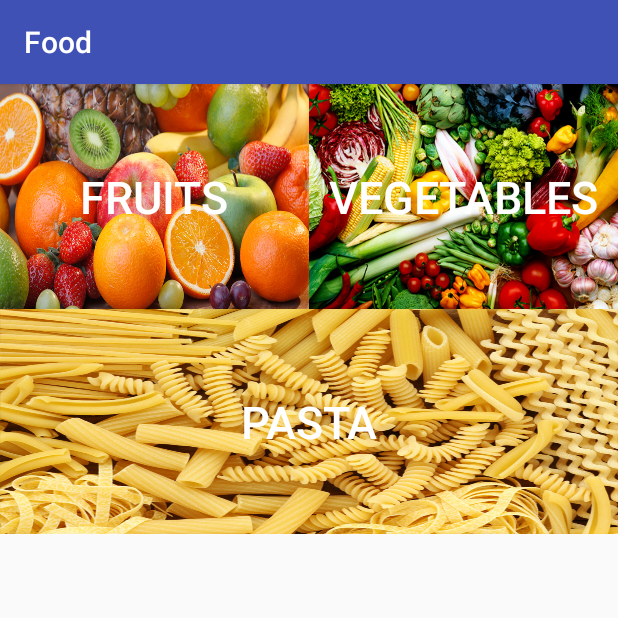
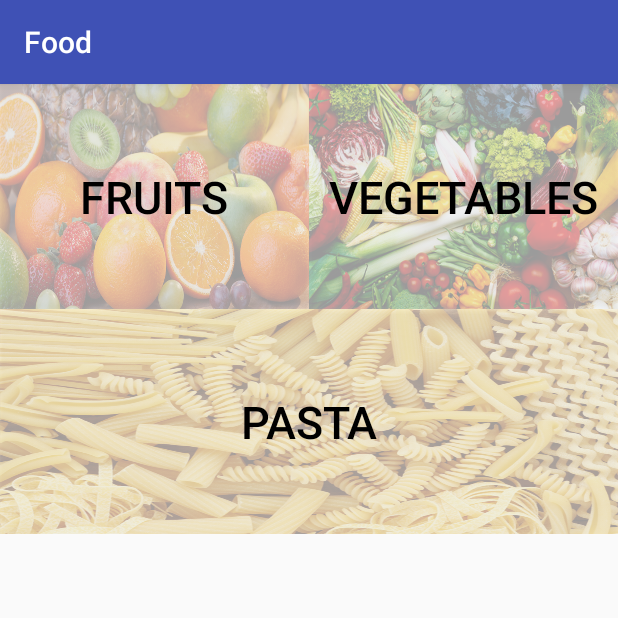
Before and after one commit to FilipHasson/DementiaHack, an Android app: the screen it shows after launch (SubMenu), after a tap on "FOOD", on a phone screen of 412 x 824 dp, the top half of it. Run offline under Robolectric (Android 15) with nearby library versions, the light colour scheme and no system bars.

Commit message:
Adjusted Background Alpha

```diff
--- a/FindMyWord/app/src/main/java/com/example/guestuser/findmyword/MainActivity.java
+++ b/FindMyWord/app/src/main/java/com/example/guestuser/findmyword/MainActivity.java
@@ -32,7 +32,7 @@ public class MainActivity extends AppCompatActivity implements View.OnClickListe
     Button buttons[];
     String categories[];
 
-      public static Drawable drawableFromUrl(String url) throws IOException {
+    public static Drawable drawableFromUrl(String url) throws IOException {
         Bitmap x;
 
         HttpURLConnection connection = (HttpURLConnection) new URL(url).openConnection();
@@ -88,11 +88,13 @@ public class MainActivity extends AppCompatActivity implements View.OnClickListe
                 layout.addView(horizontals[i]);
                 this.buttons[buttonCount] = new Button(this);
                 this.buttons[buttonCount].setTextSize(TypedValue.COMPLEX_UNIT_DIP, 30);
-                this.buttons[buttonCount].setTextColor(Color.WHITE);
+                this.buttons[buttonCount].setTextColor(Color.BLACK);
                 this.buttons[buttonCount].setText(categories[buttonCount]);
                 String uri = "drawable/"+categories[buttonCount].toLowerCase();
                 int imageResource = getResources().getIdentifier(uri, null, getPackageName());
-                this.buttons[buttonCount].setBackgroundResource(imageResource);//                Log.d(DEBUG_TAG,"Attempting to add IMAGE #"+Integer.toString(buttonCount));
+                this.buttons[buttonCount].setBackgroundResource(imageResource);
+                buttons[buttonCount].getBackground().setAlpha(85);
+//                Log.d(DEBUG_TAG,"Attempting to add IMAGE #"+Integer.toString(buttonCount));
 //                getImages(categories[buttonCount]);
                 this.buttons[buttonCount].setLayoutParams(buttonParams);
                 this.buttons[buttonCount].setOnClickListener(this);
@@ -111,11 +113,12 @@ public class MainActivity extends AppCompatActivity implements View.OnClickListe
                     }
                     this.buttons[j] = new Button(this);
                     this.buttons[j].setTextSize(TypedValue.COMPLEX_UNIT_DIP, 30);
-                    this.buttons[j].setTextColor(Color.WHITE);
+                    this.buttons[j].setTextColor(Color.BLACK);
                     this.buttons[j].setText(categories[j]);
                     String uri = "drawable/"+categories[j].toLowerCase();
                     int imageResource = getResources().getIdentifier(uri, null, getPackageName());
                     this.buttons[j].setBackgroundResource(imageResource);
+                    buttons[j].getBackground().setAlpha(85);
 //                    Log.d(DEBUG_TAG,"Attempting to add IMAGE #"+Integer.toString(j));
 //                    getImages(categories[j]);
                     this.buttons[j].setLayoutParams(buttonParams);
--- a/FindMyWord/app/src/main/java/com/example/guestuser/findmyword/SubMenu.java
+++ b/FindMyWord/app/src/main/java/com/example/guestuser/findmyword/SubMenu.java
@@ -111,8 +111,9 @@ public class SubMenu extends AppCompatActivity implements View.OnClickListener{
                 buttons[buttonCount] = new Button(this);
                 buttons[buttonCount].setText(categories[buttonCount]);
                 buttons[buttonCount].setTextSize(TypedValue.COMPLEX_UNIT_DIP, 30);
-                buttons[buttonCount].setTextColor(Color.WHITE);
+                buttons[buttonCount].setTextColor(Color.BLACK);
                 buttons[buttonCount].setBackgroundResource(getPictureOrColor(categories[buttonCount]));
+                buttons[buttonCount].getBackground().setAlpha(85);
                 buttons[buttonCount].setLayoutParams(buttonParams);
                 if (!terminal_node) buttons[buttonCount].setOnClickListener(this);
                 horizontals[i].addView(buttons[buttonCount]);
@@ -127,8 +128,9 @@ public class SubMenu extends AppCompatActivity implements View.OnClickListener{
                     buttons[j] = new Button(this);
                     buttons[j].setText(categories[j]);
                     buttons[j].setTextSize(TypedValue.COMPLEX_UNIT_DIP, 30);
-                    buttons[j].setTextColor(Color.WHITE);
+                    buttons[j].setTextColor(Color.BLACK);
                     buttons[j].setBackgroundResource(getPictureOrColor(categories[buttonCount]));
+                    buttons[j].getBackground().setAlpha(85);
                     buttons[j].setLayoutParams(buttonParams);
                     buttons[j].setTag(buttons[j].getText());
                     buttons[j].generateViewId();
```
